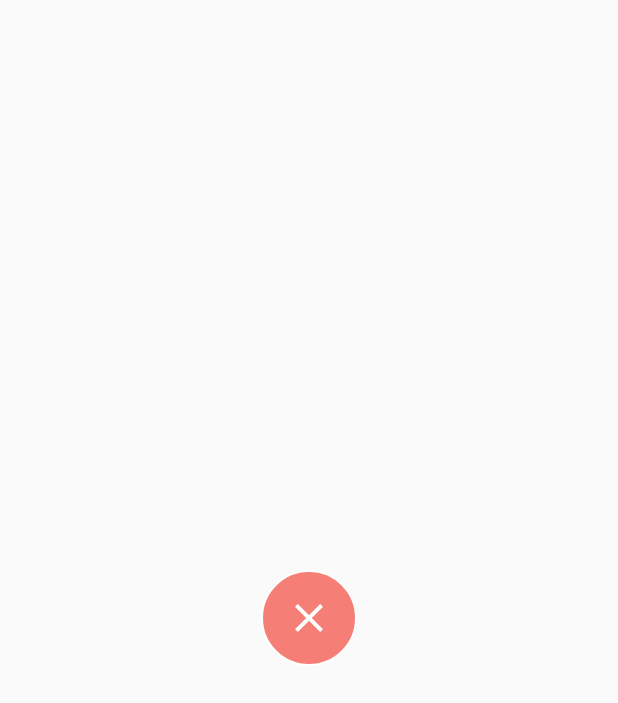
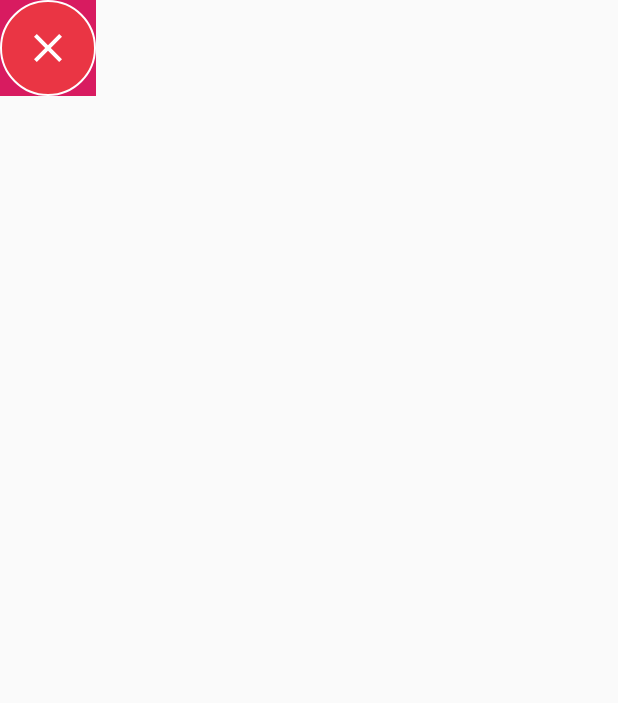
Before and after one commit to NguyenTuanAnhE/AwesomeNeverStop, an Android app: the layout layout_dismiss_bubble.xml on its own in the app's theme, with its tools: preview values and no code run, on a phone screen of 412 x 824 dp. Shown: the top 703 px of the screen. Run offline under Robolectric (Android 15) with nearby library versions, the phone set to English and light mode, and no system bars.

Commit message:
fix not clickable when dimiss visible

```diff
--- a/app/src/main/java/com/example/tuananhe/phaibay/floatingbubble/BubbleView.kt
+++ b/app/src/main/java/com/example/tuananhe/phaibay/floatingbubble/BubbleView.kt
@@ -11,7 +11,7 @@ import com.example.tuananhe.phaibay.R
 class BubbleView(
     private val mContext: Context,
     private val mWindowManager: WindowManager,
-    private val mListener: BubbleActionListener
+    private val mListener: BubbleActionListener?
 ) {
     private lateinit var mBubbleView: View
 
@@ -74,7 +74,7 @@ class BubbleView(
                     initialTouchX = event.rawX
                     initialTouchY = event.rawY
                     lastAction = event.action
-                    mListener.onBubbleMove()
+                    mListener?.onBubbleMove()
                     true
                 }
                 MotionEvent.ACTION_UP -> {
@@ -94,7 +94,7 @@ class BubbleView(
                             mWindowManager.updateViewLayout(mBubbleView, params)
                         }
                     }
-                    mListener.onBubbleIdle()
+                    mListener?.onBubbleIdle()
                     true
                 }
                 MotionEvent.ACTION_MOVE -> {
--- a/app/src/main/res/layout/layout_dismiss_bubble.xml
+++ b/app/src/main/res/layout/layout_dismiss_bubble.xml
@@ -1,21 +1,20 @@
 <?xml version="1.0" encoding="utf-8"?>
-<android.support.constraint.ConstraintLayout xmlns:android="http://schemas.android.com/apk/res/android"
+<android.support.constraint.ConstraintLayout
+    xmlns:android="http://schemas.android.com/apk/res/android"
     xmlns:app="http://schemas.android.com/apk/res-auto"
-    android:layout_width="match_parent"
-    android:layout_height="match_parent">
+    android:layout_width="wrap_content"
+    android:background="@color/colorAccent"
+    android:layout_height="wrap_content">
 
     <ImageView
-
         android:id="@+id/image_background"
         android:layout_width="64dp"
         android:layout_height="64dp"
-        android:layout_marginTop="8dp"
-        android:layout_marginBottom="8dp"
         android:background="@drawable/background_dismiss_bubble"
         app:layout_constraintBottom_toBottomOf="parent"
         app:layout_constraintEnd_toEndOf="parent"
         app:layout_constraintStart_toStartOf="parent"
-        app:layout_constraintTop_toTopOf="parent" />
+        app:layout_constraintTop_toTopOf="parent"/>
 
     <ImageView
         android:layout_width="@dimen/dp_32"
@@ -25,6 +24,6 @@
         app:layout_constraintBottom_toBottomOf="@+id/image_background"
         app:layout_constraintEnd_toEndOf="@+id/image_background"
         app:layout_constraintStart_toStartOf="@+id/image_background"
-        app:layout_constraintTop_toTopOf="@+id/image_background" />
+        app:layout_constraintTop_toTopOf="@+id/image_background"/>
 
 </android.support.constraint.ConstraintLayout>
```
Also changed, not shown: app/src/main/java/com/example/tuananhe/phaibay/floatingbubble/DismissView.kt (+16 -14 lines), app/src/main/java/com/example/tuananhe/phaibay/util/BubbleUtil.kt (added, +14 -0 lines).
